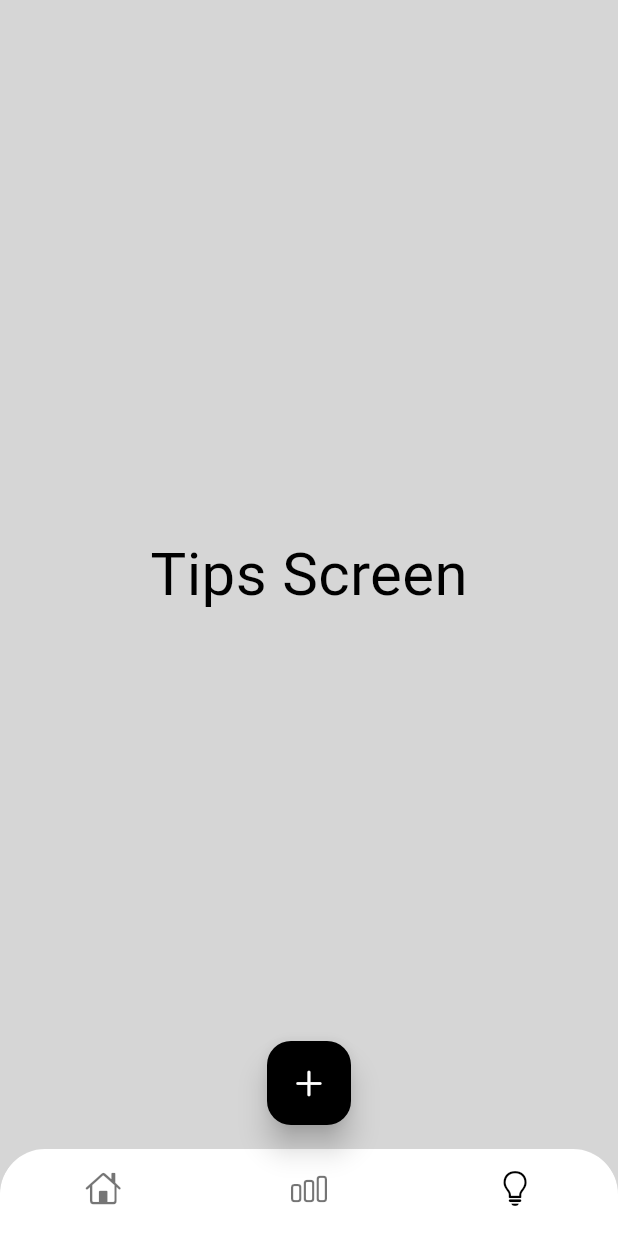
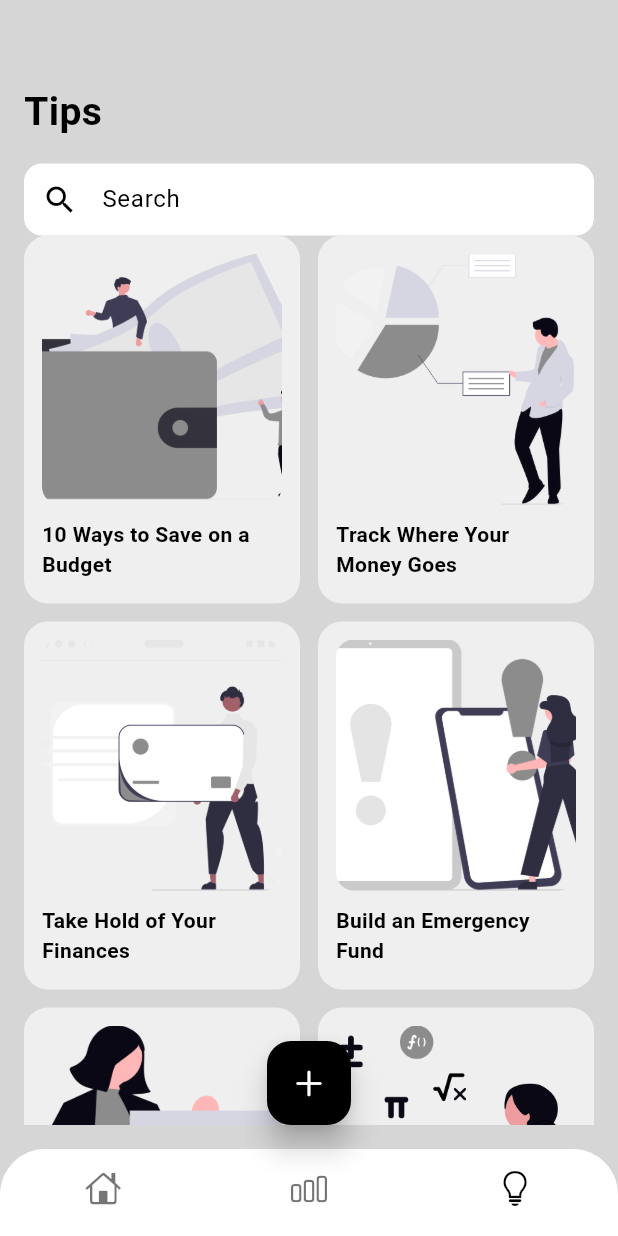
Before and after one commit to Flexydea/budget_planner, a Flutter app: the screen it shows after launch, item 3 of the bottom bar chosen, on a phone screen of 412 x 824 dp. Run offline on Flutter 3.47's test engine with Material 3 defaults, Android fonts, the phone set to English and light mode, and no system bars; our stand-ins replace fl_chart, font_awesome_flutter.

Commit message:
tips page done, with search bar

```diff
--- a/lib/models/data/data.dart
+++ b/lib/models/data/data.dart
@@ -85,3 +85,172 @@ List<Map<String, dynamic>> AvailableIcons = [
   {'icon': FontAwesomeIcons.gifts, 'name': 'gifts'},
   {'icon': FontAwesomeIcons.paw, 'name': 'pets'},
 ];
+
+final List<Map<String, dynamic>> tips = [
+  {
+    'title': '10 Ways to Save on a Budget',
+    'image': 'assets/images/tip_budget.png',
+    'description':
+        'Here are some practical tips you can apply to improve your budget and financial goals. Stay consistent, track your spending, and make informed decisions daily.',
+    'tips':
+        '1. Track your spending daily\n'
+        '2. Separate needs vs wants\n'
+        '3. Set savings goals\n'
+        '4. Cancel unused subscriptions\n'
+        '5. Cook at home more often\n'
+        '6. Compare prices before big purchases\n'
+        '7. Use cash instead of credit\n'
+        '8. Avoid impulse buying\n'
+        '9. Automate your savings\n'
+        '10. Review your budget monthly',
+  },
+  {
+    'title': 'Track Where Your Money Goes',
+    'image': 'assets/images/track_budget.png',
+    'description':
+        'Understanding your spending is the first step toward better money control.',
+    'tips':
+        '1. Categorize all expenses\n'
+        '2. Identify unnecessary costs\n'
+        '3. Monitor recurring payments\n'
+        '4. Use a budgeting app\n'
+        '5. Set weekly review sessions',
+  },
+  {
+    'title': 'Take Hold of Your Finances',
+    'image': 'assets/images/control_finance.png',
+    'description':
+        'Build confidence with your money by making informed, intentional decisions every month.',
+    'tips':
+        '1. Review your monthly income and expenses\n'
+        '2. Create a realistic and detailed budget\n'
+        '3. Set clear short-term and long-term financial goals\n'
+        '4. Cut unnecessary spending without depriving yourself\n'
+        '5. Use budgeting apps or spreadsheets to track progress\n'
+        '6. Build an emergency fund with at least 3 months of expenses\n'
+        '7. Pay off high-interest debt first\n'
+        '8. Avoid lifestyle inflation as your income increases\n'
+        '9. Check your credit score regularly\n'
+        '10. Reflect monthly on your progress and adjust where needed',
+  },
+  {
+    'title': 'Build an Emergency Fund',
+    'image': 'assets/images/emergency.png',
+    'description':
+        'An emergency fund protects you from unexpected expenses without relying on credit or loans.',
+    'tips':
+        '1. Set a goal of 3–6 months of living expenses\n'
+        '2. Start with small, consistent contributions\n'
+        '3. Automate transfers to your savings account\n'
+        '4. Use a separate, easy-access savings account\n'
+        '5. Avoid dipping into it for non-emergencies\n'
+        '6. Cut back temporarily to boost your savings rate\n'
+        '7. Save windfalls like tax refunds or bonuses\n'
+        '8. Track your progress monthly\n'
+        '9. Replenish the fund after any withdrawals\n'
+        '10. Treat it as a top priority in your budget',
+  },
+  {
+    'title': 'Review Your Budget Monthly',
+    'image': 'assets/images/monthly.png',
+    'description':
+        'Regularly reviewing your budget helps you stay on track and adjust to changes in your income or expenses.',
+    'tips':
+        '1. Set a fixed date each month for review\n'
+        '2. Compare actual vs planned spending\n'
+        '3. Identify areas of overspending\n'
+        '4. Update goals based on current priorities\n'
+        '5. Adjust categories where needed\n'
+        '6. Reflect on unexpected expenses\n'
+        '7. Reallocate leftover funds to savings\n'
+        '8. Celebrate budgeting wins\n'
+        '9. Track trends over time\n'
+        '10. Keep it simple and consistent',
+  },
+  {
+    'title': 'Cut Unnecessary Expenses',
+    'image': 'assets/images/cut.png',
+    'description':
+        'Trimming the fat from your budget frees up more money for what truly matters—like saving, investing, or paying off debt.',
+    'tips':
+        '1. Cancel unused subscriptions\n'
+        '2. Reduce dining out frequency\n'
+        '3. Buy generic brands\n'
+        '4. Limit online shopping\n'
+        '5. Avoid convenience store purchases\n'
+        '6. Unplug electronics when not in use\n'
+        '7. Reevaluate gym or club memberships\n'
+        '8. Make coffee at home\n'
+        '9. Cut down on impulse buys\n'
+        '10. Wait 24 hours before big purchases',
+  },
+  {
+    'title': 'Automate Your Savings',
+    'image': 'assets/images/automate.png',
+    'description':
+        'Setting up automatic transfers ensures you consistently save without thinking about it—making saving a habit, not a chore.',
+    'tips':
+        '1. Set up auto-transfer to savings on payday\n'
+        '2. Use apps that round up your purchases\n'
+        '3. Automate emergency fund contributions\n'
+        '4. Schedule recurring investments monthly\n'
+        '5. Split direct deposit between accounts\n'
+        '6. Increase auto-savings with each raise\n'
+        '7. Set calendar reminders to review goals\n'
+        '8. Use separate accounts for different goals\n'
+        '9. Automate credit card payments too\n'
+        '10. Review auto-savings every quarter',
+  },
+  {
+    'title': 'Use the 50/30/20 Rule',
+    'image': 'assets/images/50rule.png',
+    'description':
+        'The 50/30/20 rule is a simple budgeting method that divides your income into needs, wants, and savings. It helps you prioritize and maintain balance.',
+    'tips':
+        '1. Allocate 50% of income to essentials (rent, food, utilities)\n'
+        '2. Allocate 30% to personal wants and lifestyle\n'
+        '3. Allocate 20% to savings and debt repayment\n'
+        '4. Review your income and adjust categories\n'
+        '5. Track expenses weekly to stay within limits\n'
+        '6. Use budget apps with category breakdowns\n'
+        '7. Reassess when income or expenses change\n'
+        '8. Apply this rule monthly for consistency\n'
+        '9. In high-cost areas, tweak percentages slightly\n'
+        '10. Stick with it—it builds financial discipline',
+  },
+  {
+    'title': 'Pay Off Debt Strategically',
+    'image': 'assets/images/payoff.png',
+    'description':
+        'Managing debt wisely helps you save on interest and reduce financial stress. Strategic payoff gives you long-term control over your finances.',
+    'tips':
+        '1. List all debts with balances and interest rates\n'
+        '2. Prioritize high-interest debts first (avalanche method)\n'
+        '3. Alternatively, clear small debts first for motivation (snowball method)\n'
+        '4. Set monthly debt payment goals\n'
+        '5. Avoid taking on new unnecessary debt\n'
+        '6. Consolidate debts if it lowers your interest\n'
+        '7. Make more than the minimum payment when possible\n'
+        '8. Track your payoff progress monthly\n'
+        '9. Reduce lifestyle costs and apply savings to debt\n'
+        '10. Celebrate milestones to stay motivated',
+  },
+
+  {
+    'title': 'Budget With a Purpose',
+    'image': 'assets/images/purpose.png',
+    'description':
+        'A purposeful budget keeps your spending aligned with your goals. It helps you make intentional decisions instead of reactive ones.',
+    'tips':
+        '1. Define clear short- and long-term financial goals\n'
+        '2. Assign every pound a purpose — income minus expenses = zero\n'
+        '3. Prioritize spending on essentials and value-aligned items\n'
+        '4. Include savings and investments as key budget items\n'
+        '5. Set limits for non-essentials to avoid emotional spending\n'
+        '6. Use goal-based categories like travel, education, or home\n'
+        '7. Review and adjust monthly based on performance\n'
+        '8. Keep visual reminders of your goals for motivation\n'
+        '9. Share goals with a partner or accountability buddy\n'
+        '10. Celebrate when you hit budgeting milestones',
+  },
+];
--- a/lib/screens/home/main_screen.dart
+++ b/lib/screens/home/main_screen.dart
@@ -89,7 +89,7 @@ class MainScreen extends StatelessWidget {
                 GestureDetector(
                   onTap: () {},
                   child: Text(
-                    'See all →',
+                    'See all ',
                     style: TextStyle(
                       fontSize: 14,
                       color: Colors.black45,
--- a/lib/screens/statistics/statistics.dart
+++ b/lib/screens/statistics/statistics.dart
@@ -169,7 +169,7 @@ class _MyStatisticsState extends State<MyStatistics> {
                           ),
                           child: Text(
                             _selectedRange != null
-                                ? '${_selectedRange!.start.toString().substring(0, 10)} - ${_selectedRange!.end.toString().substring(0, 10)}'
+                                ? '${_selectedRange!.start.toString().substring(0, 10)} To ${_selectedRange!.end.toString().substring(0, 10)}'
                                 : 'Select Date Range',
                             style: const TextStyle(
                               fontSize: 14,
--- /dev/null
+++ b/lib/screens/tips/tips_detail_screen.dart
@@ -0,0 +1,99 @@
+// File: lib/screens/tips/tip_detail_screen.dart
+
+import 'package:budget_planner/models/data/data.dart';
+import 'package:flutter/material.dart';
+
+class TipDetailScreen extends StatelessWidget {
+  final Map<String, dynamic> tip;
+
+  const TipDetailScreen({Key? key, required this.tip})
+    : super(key: key);
+
+  @override
+  Widget build(BuildContext context) {
+    return Scaffold(
+      backgroundColor: Colors.grey[300],
+      appBar: AppBar(
+        backgroundColor: Colors.grey[300],
+        elevation: 0,
+        iconTheme: const IconThemeData(color: Colors.black),
+        title: Text(
+          tip['title'] ?? '',
+          style: const TextStyle(
+            color: Colors.black,
+            fontWeight: FontWeight.bold,
+            fontSize: 18,
+          ),
+        ),
+      ),
+      body: SingleChildScrollView(
+        padding: const EdgeInsets.all(16),
+        child: Column(
+          crossAxisAlignment: CrossAxisAlignment.start,
+          children: [
+            ClipRRect(
+              borderRadius: BorderRadius.circular(12),
+              child: Image.asset(
+                tip['image'],
+                width: double.infinity,
+                fit: BoxFit.cover,
+              ),
+            ),
+            const SizedBox(height: 20),
+
+            Container(
+              padding: const EdgeInsets.all(16),
+              decoration: BoxDecoration(
+                color: Colors.white60,
+                borderRadius: BorderRadius.circular(16),
+                boxShadow: [
+                  BoxShadow(
+                    color: Colors.grey.withOpacity(0.2),
+                    blurRadius: 8,
+                    offset: const Offset(0, 4),
+                  ),
+                ],
+              ),
+              child: Column(
+                crossAxisAlignment:
+                    CrossAxisAlignment.start,
+                children: [
+                  const Text(
+                    'Practical Budgeting Advice',
+                    style: TextStyle(
+                      fontSize: 18,
+                      fontWeight: FontWeight.bold,
+                    ),
+                  ),
+                  const SizedBox(height: 12),
+                  Text(
+                    tip['description'],
+                    style: TextStyle(
+                      fontSize: 15.5,
+                      height: 2.0,
+                      color: Colors.black87,
+                    ),
+                  ),
+                  const SizedBox(height: 16),
+                  Column(
+                    crossAxisAlignment:
+                        CrossAxisAlignment.start,
+                    children: [
+                      Text(
+                        tip['tips'],
+                        style: TextStyle(
+                          fontSize: 15,
+                          height: 1.6,
+                        ),
+                      ),
+                    ],
+                  ),
+                ],
+              ),
+            ),
+          ],
+        ),
+      ),
+    );
+  }
+}
--- a/lib/screens/tips/tips_screen.dart
+++ b/lib/screens/tips/tips_screen.dart
@@ -1,16 +1,133 @@
-import 'package:flutter/cupertino.dart';
+// File: lib/screens/tips_screen.dart
+
+import 'package:budget_planner/models/data/data.dart';
+import 'package:budget_planner/screens/tips/tips_detail_screen.dart';
 import 'package:flutter/material.dart';
 
-class TipsScreen extends StatelessWidget {
-  const TipsScreen({super.key});
+class TipsScreen extends StatefulWidget {
+  @override
+  State<TipsScreen> createState() => _TipsScreenState();
+}
+
+class _TipsScreenState extends State<TipsScreen> {
+  final TextEditingController _searchController =
+      TextEditingController();
+
+  List<Map<String, dynamic>> _filteredTips = tips;
+
+  void _filterTips(String query) {
+    final filtered = tips.where((tip) {
+      final title = tip['title']!.toLowerCase();
+      return title.contains(query.toLowerCase());
+    }).toList();
+
+    setState(() {
+      _filteredTips = filtered;
+    });
+  }
 
   @override
   Widget build(BuildContext context) {
     return Scaffold(
-      body: Center(
-        child: Text(
-          'Tips Screen',
-          style: TextStyle(fontSize: 40),
+      backgroundColor: Colors.grey[350],
+      body: Padding(
+        padding: const EdgeInsets.all(16.0),
+        child: Column(
+          crossAxisAlignment: CrossAxisAlignment.start,
+          children: [
+            const SizedBox(height: 40),
+            const Text(
+              'Tips',
+              style: TextStyle(
+                fontSize: 26,
+                fontWeight: FontWeight.bold,
+              ),
+            ),
+            const SizedBox(height: 16),
+            Container(
+              padding: const EdgeInsets.symmetric(
+                horizontal: 12,
+              ),
+              decoration: BoxDecoration(
+                color: Colors.white,
+                borderRadius: BorderRadius.circular(12),
+              ),
+              child: TextField(
+                controller: _searchController,
+                onChanged: _filterTips,
+                decoration: const InputDecoration(
+                  hintText: 'Search',
+                  border: InputBorder.none,
+                  icon: Icon(Icons.search),
+                ),
+              ),
+            ),
+            // const SizedBox(height: 20),
+            Expanded(
+              child: GridView.builder(
+                itemCount: _filteredTips.length,
+                gridDelegate:
+                    const SliverGridDelegateWithFixedCrossAxisCount(
+                      crossAxisCount: 2,
+                      crossAxisSpacing: 12,
+                      mainAxisSpacing: 12,
+                      childAspectRatio: 3 / 4,
+                    ),
+                itemBuilder: (context, index) {
+                  final tip = _filteredTips[index];
+                  return InkWell(
+                    onTap: () {
+                      Navigator.push(
+                        context,
+                        MaterialPageRoute(
+                          builder: (_) =>
+                              TipDetailScreen(tip: tip),
+                        ),
+                      );
+                    },
+                    borderRadius: BorderRadius.circular(16),
+                    child: Container(
+                      decoration: BoxDecoration(
+                        color: Colors.white60,
+                        borderRadius: BorderRadius.circular(
+                          16,
+                        ),
+                      ),
+                      padding: const EdgeInsets.all(12),
+                      child: Column(
+                        crossAxisAlignment:
+                            CrossAxisAlignment.start,
+                        children: [
+                          Expanded(
+                            child: ClipRRect(
+                              borderRadius:
+                                  BorderRadius.circular(12),
+                              child: Image.asset(
+                                tip['image'],
+                                width: double.infinity,
+                                fit: BoxFit.cover,
+                              ),
+                            ),
+                          ),
+                          const SizedBox(height: 10),
+                          Text(
+                            tip['title']!,
+                            style: const TextStyle(
+                              fontWeight: FontWeight.w600,
+                              fontSize: 14,
+                            ),
+                            maxLines: 2,
+                            overflow: TextOverflow.ellipsis,
+                          ),
+                          const SizedBox(height: 4),
+                        ],
+                      ),
+                    ),
+                  );
+                },
+              ),
+            ),
+          ],
         ),
       ),
     );
```
Also changed, not shown: pubspec.yaml (+11 -0 lines), assets/images/50rule.png (added), assets/images/automate.png (added), assets/images/control_finance.png (added), assets/images/cut.png (added), assets/images/emergency.png (added), assets/images/monthly.png (added), assets/images/payoff.png (added), assets/images/purpose.png (added), assets/images/tip_budget.png (added), assets/images/track_budget.png (added).
